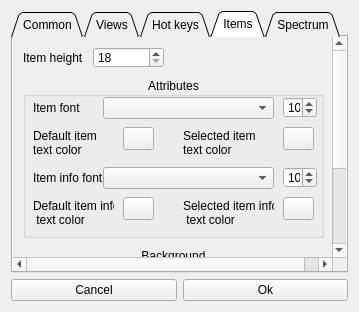
First picture: the form in dialogs/settings_dialog.ui, repository jeyboy/playo3, before the edit.
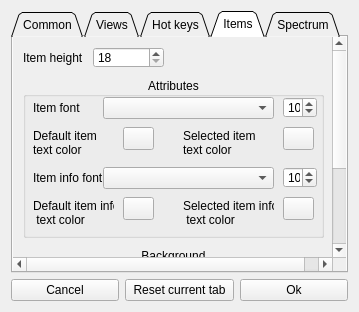
Second picture: the form after the edit. The open tabs and pages were chosen to show the change.

Commit message: add reset buttons

What changed in the file:
```diff
--- a/dialogs/settings_dialog.ui
+++ b/dialogs/settings_dialog.ui
@@ -20,7 +20,7 @@
    <string>Dialog</string>
   </property>
   <layout class="QGridLayout" name="gridLayout_6">
-   <item row="0" column="0" colspan="2">
+   <item row="0" column="0" colspan="3">
     <widget class="QTabWidget" name="settingsTabs">
      <property name="tabPosition">
       <enum>QTabWidget::North</enum>
@@ -404,7 +404,7 @@
           <property name="geometry">
            <rect>
             <x>0</x>
-            <y>-133</y>
+            <y>0</y>
             <width>335</width>
             <height>361</height>
            </rect>
@@ -1117,6 +1117,13 @@
     </widget>
    </item>
    <item row="1" column="1">
+    <widget class="QPushButton" name="resetButton">
+     <property name="text">
+      <string>Reset current tab</string>
+     </property>
+    </widget>
+   </item>
+   <item row="1" column="2">
     <widget class="QPushButton" name="acceptButton">
      <property name="text">
       <string>Ok</string>
@@ -1127,6 +1134,7 @@
   <zorder>acceptButton</zorder>
   <zorder>cancelButton</zorder>
   <zorder>settingsTabs</zorder>
+  <zorder>resetButton</zorder>
  </widget>
  <resources/>
  <connections/>
```
The commit also changes 3 other files.
